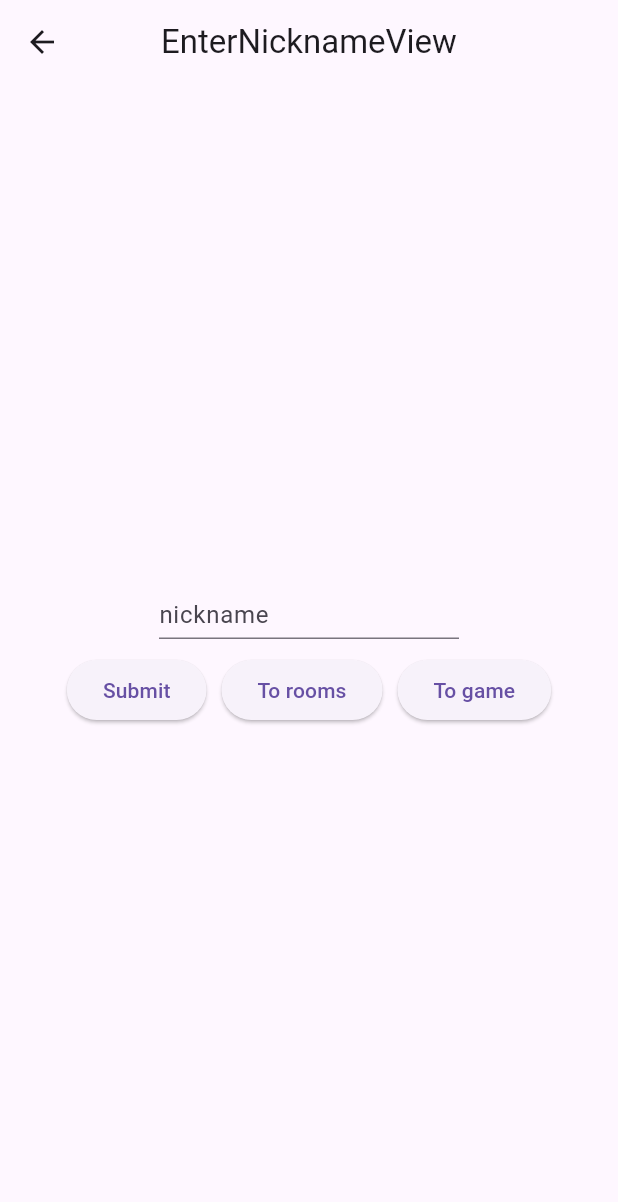
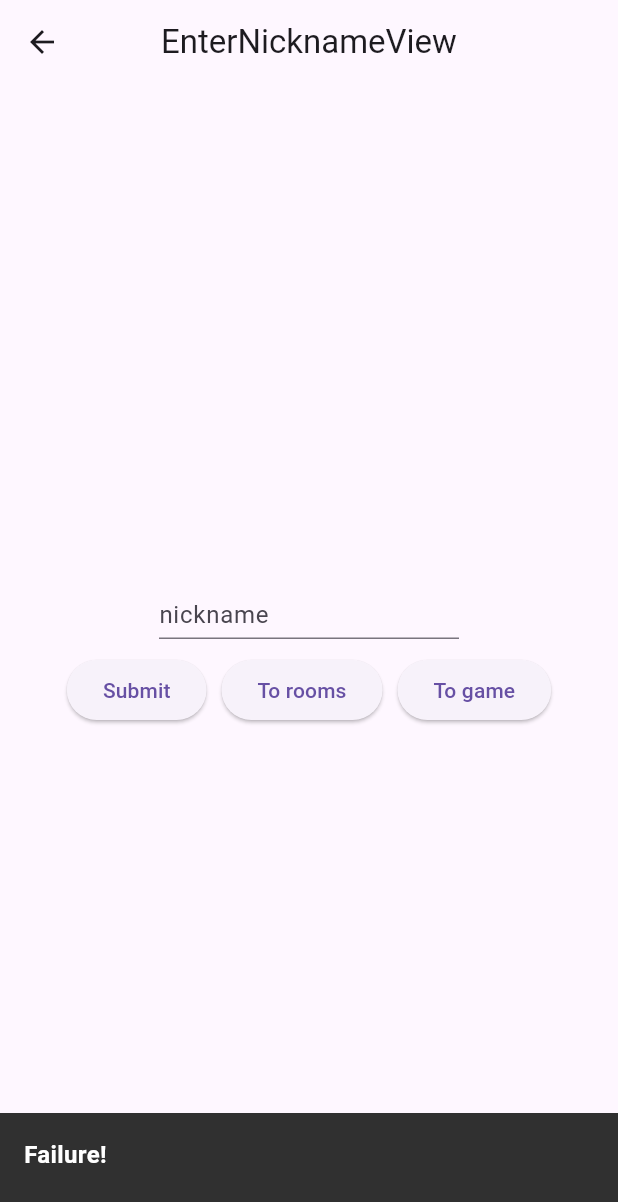
Before and after one commit to Mario0345/ticc_tac_toe, a Flutter app: the EnterNicknameView screen opened by its route, after a tap on "Submit", on a phone screen of 412 x 824 dp. Shown: the top 1202 px of the screen. Run offline on Flutter 3.47's test engine with Material 3 defaults, Android fonts, the phone set to English and light mode, and no system bars; our stand-ins replace dio, get.

Commit message:
first_uni_session

```diff
--- a/lib/app/modules/enter_nickname/controllers/enter_nickname_controller.dart
+++ b/lib/app/modules/enter_nickname/controllers/enter_nickname_controller.dart
@@ -1,13 +1,16 @@
 import 'package:flutter/widgets.dart';
 import 'package:get/get.dart';
+import '../../../data/service/network_service.dart';
 
 class EnterNicknameController extends GetxController {
   //TODO: Implement EnterNicknameController
 
-   var textFieldCtrl = TextEditingController();
+  var textFieldCtrl = TextEditingController();
+
+  auth() async {
+    String nickname = textFieldCtrl.text;
+    var regResult = false;
+    // var regReasult = await NetworkService.registration(nickname);
+    Get.showSnackbar(const GetSnackBar(title: "Failure!"));
+  }
 }
-
-auth() async {
-  String nickname = textFieldCtrl.text;
-  var regReasult = await NetworkService.registration(nickname);
-}
```
Also changed, not shown: lib/app/data/service/network_service.dart (+4 -3 lines), lib/main.dart (+10 -0 lines).
